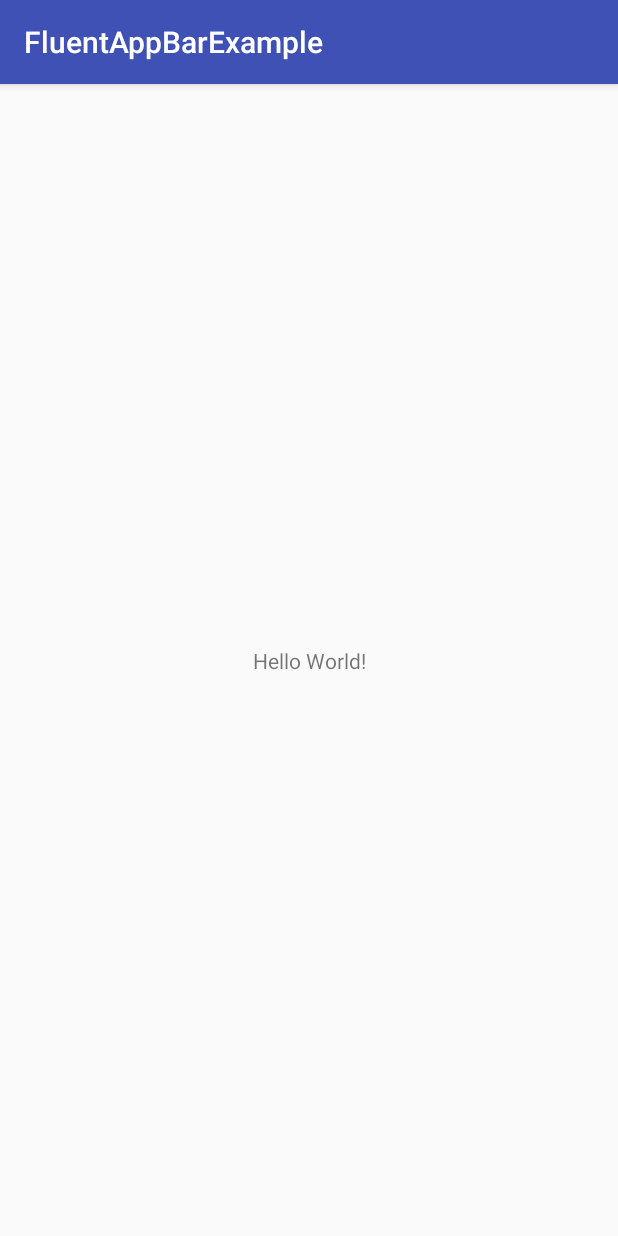
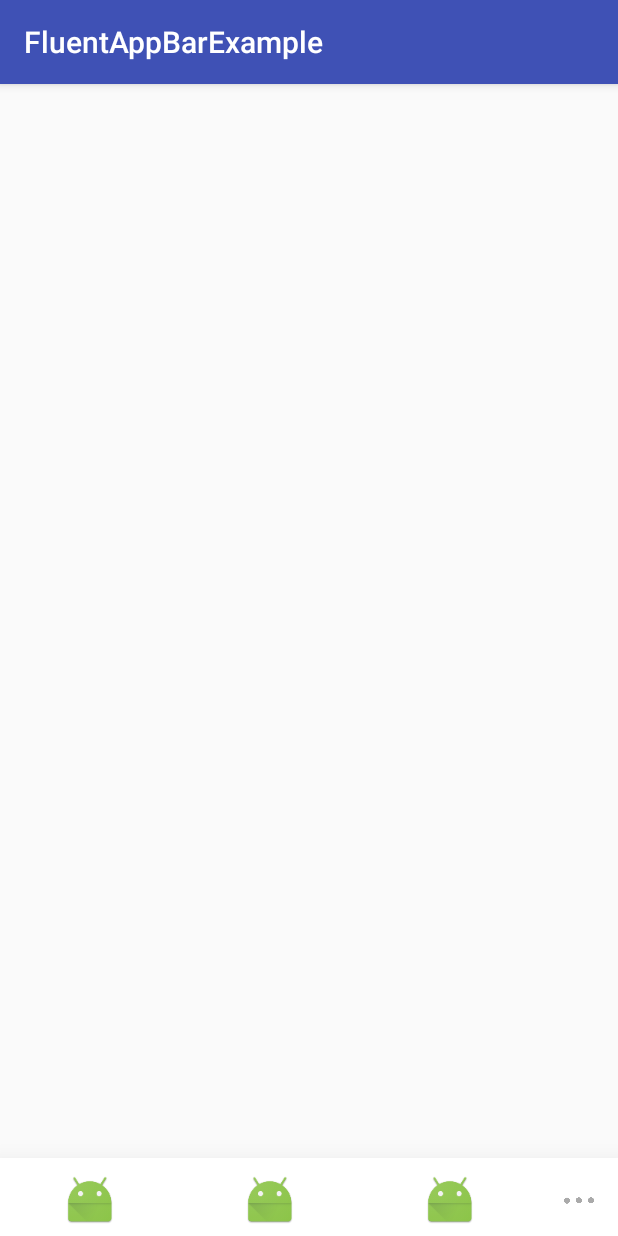
Before and after one commit to byvlstr/fluentAppBar, an Android app: the screen it shows after launch (MainActivity), on a phone screen of 412 x 824 dp. Run offline under Robolectric (Android 15) with nearby library versions, the light colour scheme and no system bars.

Commit message:
First prototype

```diff
--- a/app/build.gradle
+++ b/app/build.gradle
@@ -27,4 +27,5 @@ dependencies {
     compile 'com.android.support:appcompat-v7:25.3.1'
     compile 'com.android.support.constraint:constraint-layout:1.0.2'
     testCompile 'junit:junit:4.12'
+    compile 'com.android.support:design:25.3.1'
 }
--- /dev/null
+++ b/app/src/main/java/com/vlstr/fluentappbarexample/FluentAppBar.java
@@ -0,0 +1,57 @@
+package com.vlstr.fluentappbarexample;
+
+import android.content.Context;
+import android.graphics.Color;
+import android.os.Build;
+import android.support.design.widget.BottomSheetBehavior;
+import android.support.design.widget.CoordinatorLayout;
+import android.support.v4.widget.DrawerLayout;
+import android.support.v4.widget.NestedScrollView;
+import android.util.AttributeSet;
+import android.view.LayoutInflater;
+import android.view.View;
+import android.view.ViewGroup;
+
+/**
+ * Created by Valentin on 16/05/2017.
+ */
+
+public class FluentAppBar extends NestedScrollView {
+
+    private BottomSheetBehavior bottomSheetBehavior;
+
+    public FluentAppBar(Context context) {
+        super(context);
+        init();
+    }
+
+    public FluentAppBar(Context context, AttributeSet attrs) {
+        super(context, attrs);
+        init();
+    }
+
+    public FluentAppBar(Context context, AttributeSet attrs, int defStyleAttr) {
+        super(context, attrs, defStyleAttr);
+        init();
+    }
+
+    private void init(){
+        setClipToPadding(true);
+        setBackgroundColor(Color.WHITE);
+        CoordinatorLayout.LayoutParams layoutParams =
+                new CoordinatorLayout.LayoutParams(ViewGroup.LayoutParams.MATCH_PARENT, ViewGroup.LayoutParams.WRAP_CONTENT);
+
+        if (Build.VERSION.SDK_INT >= Build.VERSION_CODES.LOLLIPOP) setElevation(getResources().getDimension(R.dimen.bar_elevation));
+
+        LayoutInflater.from(getContext()).inflate(R.layout.content_app_bar, this, true);
+    }
+
+    @Override
+    protected void onLayout(boolean changed, int l, int t, int r, int b) {
+        super.onLayout(changed, l, t, r, b);
+
+        bottomSheetBehavior = BottomSheetBehavior.from(this);
+        bottomSheetBehavior.setPeekHeight((int) getResources().getDimension(R.dimen.bar_height));
+        bottomSheetBehavior.setState(BottomSheetBehavior.STATE_COLLAPSED);
+    }
+}
--- /dev/null
+++ b/app/src/main/java/com/vlstr/fluentappbarexample/FluentAppBarTextView.java
@@ -0,0 +1,35 @@
+package com.vlstr.fluentappbarexample;
+
+import android.content.Context;
+import android.support.annotation.Nullable;
+import android.util.AttributeSet;
+import android.support.v7.widget.AppCompatTextView;
+import android.view.Gravity;
+import android.view.ViewGroup;
+
+/**
+ * Created by Valentin on 16/05/2017.
+ */
+
+public class FluentAppBarTextView extends AppCompatTextView {
+
+    public FluentAppBarTextView(Context context) {
+        super(context);
+        init();
+    }
+
+    public FluentAppBarTextView(Context context, @Nullable AttributeSet attrs) {
+        super(context, attrs);
+        init();
+    }
+
+    public FluentAppBarTextView(Context context, @Nullable AttributeSet attrs, int defStyleAttr) {
+        super(context, attrs, defStyleAttr);
+        init();
+    }
+
+    private void init(){
+        setLines(1);
+        setGravity(Gravity.CENTER);
+    }
+}
--- a/app/src/main/java/com/vlstr/fluentappbarexample/MainActivity.java
+++ b/app/src/main/java/com/vlstr/fluentappbarexample/MainActivity.java
@@ -1,7 +1,12 @@
 package com.vlstr.fluentappbarexample;
 
+import android.support.design.widget.BottomSheetBehavior;
 import android.support.v7.app.AppCompatActivity;
 import android.os.Bundle;
+import android.support.v7.widget.LinearLayoutManager;
+import android.support.v7.widget.RecyclerView;
+import android.view.View;
+import android.view.ViewGroup;
 
 public class MainActivity extends AppCompatActivity {
 
@@ -9,5 +14,20 @@ public class MainActivity extends AppCompatActivity {
     protected void onCreate(Bundle savedInstanceState) {
         super.onCreate(savedInstanceState);
         setContentView(R.layout.activity_main);
+
+        View bottomSheet = findViewById(R.id.bottom_sheet);
+        BottomSheetBehavior bottomSheetBehavior = BottomSheetBehavior.from(bottomSheet);
+        bottomSheetBehavior.setState(BottomSheetBehavior.STATE_COLLAPSED);
+        bottomSheetBehavior.setPeekHeight((int) getResources().getDimension(R.dimen.bar_height));
+
+        RecyclerView recyclerView = (RecyclerView) findViewById(R.id.menu_items_recyler);
+        recyclerView.setLayoutManager(new LinearLayoutManager(this));
+        MenuItemsAdapter adapter = new MenuItemsAdapter(this, new View.OnClickListener() {
+            @Override
+            public void onClick(View v) {
+
+            }
+        });
+        recyclerView.setAdapter(adapter);
     }
 }
--- /dev/null
+++ b/app/src/main/java/com/vlstr/fluentappbarexample/MenuItemsAdapter.java
@@ -0,0 +1,74 @@
+package com.vlstr.fluentappbarexample;
+
+import android.content.Context;
+import android.content.res.TypedArray;
+import android.graphics.drawable.Drawable;
+import android.support.v4.util.Pair;
+import android.support.v7.widget.RecyclerView;
+import android.view.LayoutInflater;
+import android.view.View;
+import android.view.ViewGroup;
+import android.widget.ImageView;
+import android.widget.TextView;
+
+import java.util.ArrayList;
+import java.util.HashMap;
+
+/**
+ * Created by Valentin on 16/05/2017.
+ */
+
+public class MenuItemsAdapter extends RecyclerView.Adapter<MenuItemsAdapter.MenuItem> {
+
+    private HashMap<Integer, Pair<String, Drawable>> items;
+
+    private View.OnClickListener onClickListener;
+
+    public MenuItemsAdapter(Context context, View.OnClickListener onClickListener) {
+
+        this.onClickListener = onClickListener;
+
+        TypedArray icons = context.getResources().obtainTypedArray(R.array.fluent_app_bar_icons);
+        TypedArray labels = context.getResources().obtainTypedArray(R.array.fluent_app_bar_labels);
+
+        this.items = new HashMap<>();
+
+        for (int i = 0; i < labels.length(); i++) {
+            this.items.put(i, new Pair<>(labels.getString(i), icons.getDrawable(i)));
+        }
+
+        icons.recycle();
+        labels.recycle();
+    }
+
+    @Override
+    public MenuItem onCreateViewHolder(ViewGroup parent, int viewType) {
+        View v = LayoutInflater.from(parent.getContext()).inflate(R.layout.menu_item, parent, false);
+        return new MenuItem(v);
+
+    }
+
+    @Override
+    public void onBindViewHolder(MenuItem holder, int position) {
+        holder.label.setText(items.get(position).first);
+        holder.icon.setImageDrawable(items.get(position).second);
+
+        holder.itemView.setOnClickListener(onClickListener);
+    }
+
+    @Override
+    public int getItemCount() {
+        return items.size();
+    }
+
+    class MenuItem extends RecyclerView.ViewHolder {
+        ImageView icon;
+        TextView label;
+
+        MenuItem(View itemView) {
+            super(itemView);
+            icon = (ImageView) itemView.findViewById(R.id.menu_item_icon);
+            label = (TextView) itemView.findViewById(R.id.menu_item_label);
+        }
+    }
+}
--- a/app/src/main/res/layout/activity_main.xml
+++ b/app/src/main/res/layout/activity_main.xml
@@ -1,18 +1,17 @@
 <?xml version="1.0" encoding="utf-8"?>
-<android.support.constraint.ConstraintLayout xmlns:android="http://schemas.android.com/apk/res/android"
+<android.support.design.widget.CoordinatorLayout xmlns:android="http://schemas.android.com/apk/res/android"
     xmlns:app="http://schemas.android.com/apk/res-auto"
     xmlns:tools="http://schemas.android.com/tools"
     android:layout_width="match_parent"
     android:layout_height="match_parent"
     tools:context="com.vlstr.fluentappbarexample.MainActivity">
 
-    <TextView
-        android:layout_width="wrap_content"
+    <com.vlstr.fluentappbarexample.FluentAppBar
+        android:id="@+id/bottom_sheet"
+        android:layout_width="match_parent"
         android:layout_height="wrap_content"
-        android:text="Hello World!"
-        app:layout_constraintBottom_toBottomOf="parent"
-        app:layout_constraintLeft_toLeftOf="parent"
-        app:layout_constraintRight_toRightOf="parent"
-        app:layout_constraintTop_toTopOf="parent" />
+        app:layout_behavior="android.support.design.widget.BottomSheetBehavior">
 
-</android.support.constraint.ConstraintLayout>
+    </com.vlstr.fluentappbarexample.FluentAppBar>
+
+</android.support.design.widget.CoordinatorLayout>
--- /dev/null
+++ b/app/src/main/res/layout/content_app_bar.xml
@@ -0,0 +1,111 @@
+<?xml version="1.0" encoding="utf-8"?>
+<LinearLayout
+    xmlns:android="http://schemas.android.com/apk/res/android"
+    xmlns:app="http://schemas.android.com/apk/res-auto"
+    android:orientation="vertical"
+    android:layout_width="match_parent"
+    android:layout_height="wrap_content">
+
+    <LinearLayout
+        android:layout_width="match_parent"
+        android:layout_height="56dp"
+        android:gravity="right|end"
+        android:orientation="horizontal">
+
+        <ImageView
+            android:id="@+id/icon1"
+            android:layout_width="wrap_content"
+            android:layout_height="wrap_content"
+            android:layout_gravity="center_vertical"
+            android:layout_weight="1"
+            android:padding="10dp"
+            app:srcCompat="@mipmap/ic_launcher" />
+
+        <ImageView
+            android:id="@+id/icon2"
+            android:layout_width="wrap_content"
+            android:layout_height="wrap_content"
+            android:layout_weight="1"
+            android:layout_gravity="center_vertical"
+            android:padding="10dp"
+            android:visibility="gone"
+            app:srcCompat="@mipmap/ic_launcher" />
+
+        <ImageView
+            android:id="@+id/icon3"
+            android:layout_width="wrap_content"
+            android:layout_height="wrap_content"
+            android:layout_gravity="center_vertical"
+            android:layout_weight="1"
+            android:padding="10dp"
+            app:srcCompat="@mipmap/ic_launcher" />
+
+        <ImageView
+            android:id="@+id/icon4"
+            android:layout_width="wrap_content"
+            android:layout_height="wrap_content"
+            android:layout_weight="1"
+            android:padding="10dp"
+            android:layout_gravity="center_vertical"
+            app:srcCompat="@mipmap/ic_launcher" />
+
+        <ImageView
+            android:id="@+id/more"
+            android:layout_width="@dimen/bar_height"
+            android:layout_height="@dimen/bar_height"
+            android:layout_gravity="center_vertical"
+            android:padding="10dp"
+            android:tint="@android:color/darker_gray"
+            app:srcCompat="@drawable/more" />
+    </LinearLayout>
+
+    <LinearLayout
+        android:layout_width="match_parent"
+        android:layout_height="20dp"
+        android:layout_marginTop="-5dp"
+        android:orientation="horizontal">
+
+        <com.vlstr.fluentappbarexample.FluentAppBarTextView
+            android:id="@+id/label1"
+            android:layout_width="wrap_content"
+            android:layout_height="wrap_content"
+            android:layout_weight="1"
+            android:text="Shuffle" />
+
+        <com.vlstr.fluentappbarexample.FluentAppBarTextView
+            android:id="@+id/label2"
+            android:layout_width="wrap_content"
+            android:layout_height="wrap_content"
+            android:layout_weight="1"
+            android:visibility="gone"
+            android:text="Shuffle" />
+
+        <com.vlstr.fluentappbarexample.FluentAppBarTextView
+            android:id="@+id/label3"
+            android:layout_width="wrap_content"
+            android:layout_height="wrap_content"
+            android:layout_weight="1"
+            android:text="Shuffle" />
+
+        <com.vlstr.fluentappbarexample.FluentAppBarTextView
+            android:id="@+id/label4"
+            android:layout_width="wrap_content"
+            android:layout_height="wrap_content"
+            android:layout_weight="1"
+            android:text="Shuffle" />
+
+        <ImageView
+            android:layout_width="@dimen/bar_height"
+            android:layout_height="@dimen/bar_height"
+            android:layout_gravity="center_vertical"
+            android:visibility="invisible"/>
+
+    </LinearLayout>
+
+    <android.support.v7.widget.RecyclerView
+        android:id="@+id/menu_items_recyler"
+        android:layout_width="match_parent"
+        android:layout_height="wrap_content"
+        android:layout_marginLeft="20dp"
+        android:layout_marginTop="15dp" />
+</LinearLayout>
--- /dev/null
+++ b/app/src/main/res/layout/menu_item.xml
@@ -0,0 +1,28 @@
+<?xml version="1.0" encoding="utf-8"?>
+<LinearLayout xmlns:android="http://schemas.android.com/apk/res/android"
+    xmlns:app="http://schemas.android.com/apk/res-auto"
+    android:layout_width="match_parent"
+    android:layout_height="wrap_content"
+    android:orientation="horizontal"
+    android:padding="5dp"
+    android:paddingLeft="10dp"
+    android:paddingRight="10dp">
+
+
+    <ImageView
+        android:id="@+id/menu_item_icon"
+        android:layout_width="0dp"
+        android:layout_height="50dp"
+        android:layout_weight="1.5"
+        app:srcCompat="@mipmap/ic_launcher_round" />
+
+    <TextView
+        android:id="@+id/menu_item_label"
+        android:layout_width="0dp"
+        android:layout_height="wrap_content"
+        android:layout_gravity="center_vertical"
+        android:layout_marginLeft="10dp"
+        android:layout_weight="9"
+        android:text="TextView"
+        android:textSize="18sp" />
+</LinearLayout>
--- /dev/null
+++ b/app/src/main/res/values/dimen.xml
@@ -0,0 +1,5 @@
+<?xml version="1.0" encoding="utf-8"?>
+<resources>
+    <dimen name="bar_height">52dp</dimen>
+    <dimen name="bar_elevation">24dp</dimen>
+</resources>
--- /dev/null
+++ b/app/src/main/res/values/fluent_app_bar_menu.xml
@@ -0,0 +1,11 @@
+<?xml version="1.0" encoding="utf-8"?>
+<resources>
+    <array name="fluent_app_bar_icons">
+        <item>@drawable/ellipsis1</item>
+        <item>@drawable/more</item>
+    </array>
+    <array name="fluent_app_bar_labels">
+        <item>Ellipsis</item>
+        <item>More</item>
+    </array>
+</resources>
```
Also changed, not shown: app/src/main/res/drawable/ellipsis1.png (added), app/src/main/res/drawable/more.png (added).
